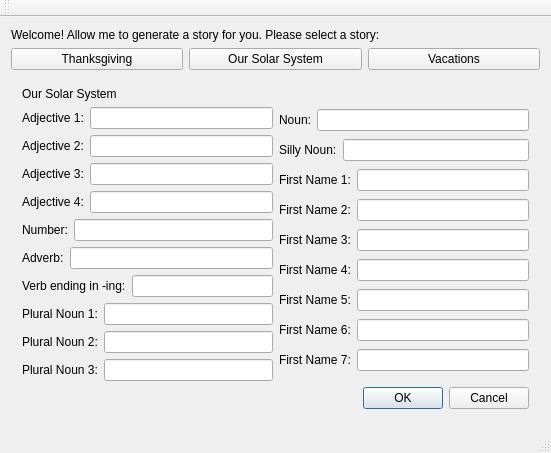
Old version of the form mad_libs_ui/madlibs.ui in the repository jacquelinennguyen/pic10c_final_project.
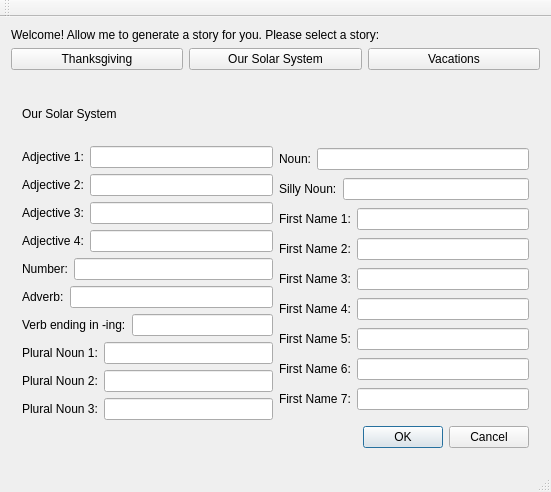
New version of the form. The open tabs and pages were chosen to show the change.

```diff
--- a/mad_libs_ui/madlibs.ui
+++ b/mad_libs_ui/madlibs.ui
@@ -7,7 +7,7 @@
     <x>0</x>
     <y>0</y>
     <width>551</width>
-    <height>449</height>
+    <height>492</height>
    </rect>
   </property>
   <property name="windowTitle">
```
Left out of the diff: 2 changed lines with no effect on the pictures.
